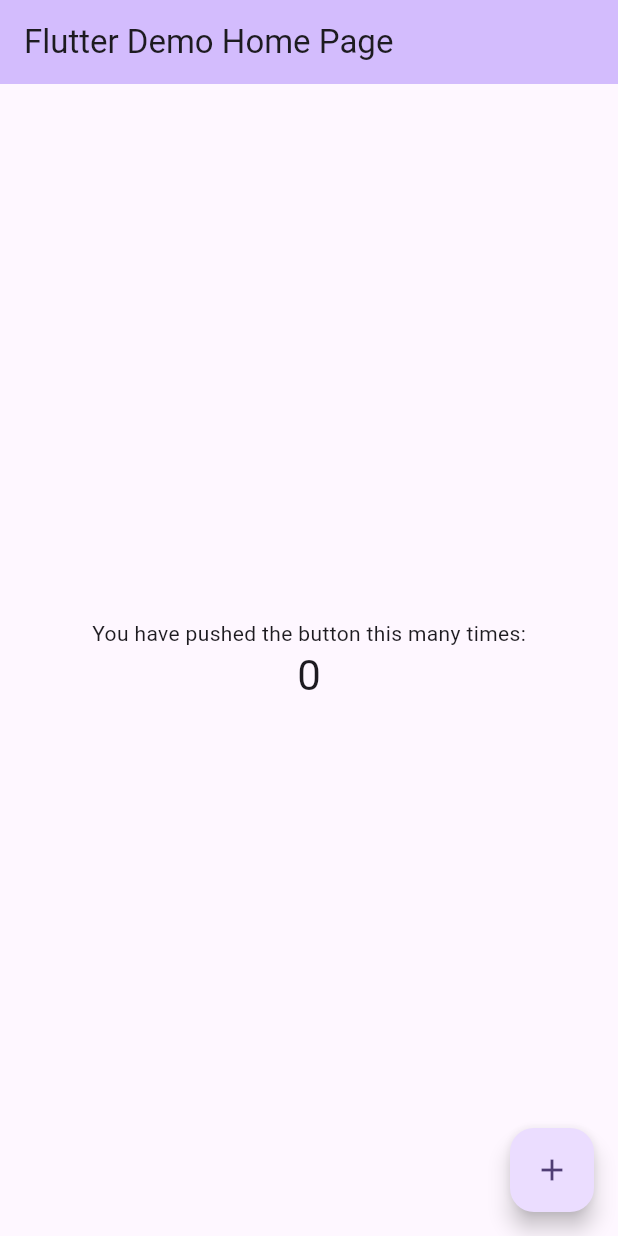
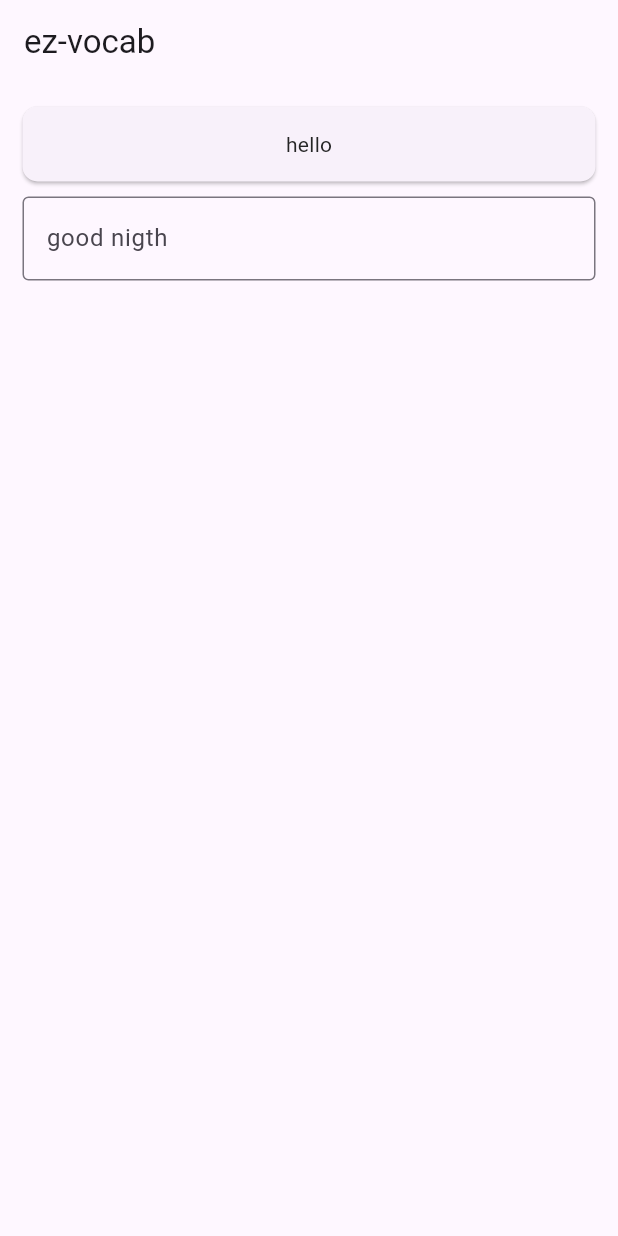
Before and after one commit to HamadaStudy/ez_vocab, a Flutter app: the screen it shows after launch, on a phone screen of 412 x 824 dp. Run offline on Flutter 3.47's test engine with Material 3 defaults, Android fonts, the light colour scheme and no system bars; Roboto replaces fonts that are missing (WorkSans).

Commit message:
custom_button, textfiled作成

```diff
--- /dev/null
+++ b/lib/commons.dart
@@ -0,0 +1,12 @@
+export 'package:flutter/material.dart';
+
+///List of all files used as helpers
+// export 'package:flutter_skeleton/constants.dart';
+// export 'package:ez_vocab/screens.dart';
+// export 'package:flutter_skeleton/utils/utils.dart';
+
+///List of all local files used for style
+export 'styles/colors.dart';
+export 'styles/sizes.dart';
+export 'styles/styles.dart';
+export 'styles/themes.dart';
--- /dev/null
+++ b/lib/features/auth/views/screens/login_screen.dart
@@ -0,0 +1,31 @@
+import 'package:ez_vocab/features/auth/views/widgets/auth_custom_button.dart';
+import 'package:ez_vocab/features/auth/views/widgets/auth_custom_text_field.dart';
+import 'package:ez_vocab/styles/sizes.dart';
+import 'package:flutter/material.dart';
+
+class LoginScreen extends StatefulWidget {
+  const LoginScreen({super.key});
+
+  @override
+  State<LoginScreen> createState() => _LoginScreenState();
+}
+
+class _LoginScreenState extends State<LoginScreen> {
+  @override
+  Widget build(BuildContext context) {
+    return Scaffold(
+      appBar: AppBar(title: Text('ez-vocab')),
+      body: Padding(
+        padding: kPadd15,
+        child: Center(
+          child: Column(
+            children: [
+              AuthCustomButton(text: 'hello', onPressed: () {}),
+              AuthCustomTextField(labelText: 'good nigth'),
+            ],
+          ),
+        ),
+      ),
+    );
+  }
+}
--- /dev/null
+++ b/lib/features/auth/views/widgets/auth_custom_button.dart
@@ -0,0 +1,27 @@
+import 'package:ez_vocab/commons.dart';
+
+class AuthCustomButton extends StatelessWidget {
+  final String text;
+  final VoidCallback onPressed;
+
+  const AuthCustomButton({
+    super.key,
+    required this.text,
+    required this.onPressed,
+  });
+
+  @override
+  Widget build(BuildContext context) {
+    return SizedBox(
+      width: double.infinity,
+      child: ElevatedButton(
+        onPressed: onPressed,
+        style: ElevatedButton.styleFrom(
+          padding: kPaddv15,
+          shape: RoundedRectangleBorder(borderRadius: kRadius10),
+        ),
+        child: Text(text, style: MyStyles.body2),
+      ),
+    );
+  }
+}
--- /dev/null
+++ b/lib/features/auth/views/widgets/auth_custom_text_field.dart
@@ -0,0 +1,35 @@
+import 'package:ez_vocab/commons.dart';
+
+class AuthCustomTextField extends StatelessWidget {
+  final String labelText;
+  final bool obscureText;
+  final TextInputType keyboardType;
+  final ValueChanged<String>? onChanged;
+  final TextEditingController? controller;
+
+  const AuthCustomTextField({
+    super.key,
+    required this.labelText,
+    this.obscureText = false,
+    this.keyboardType = TextInputType.text,
+    this.onChanged,
+    this.controller,
+  });
+
+  @override
+  Widget build(BuildContext context) {
+    return Padding(
+      padding: kPaddV10,
+      child: TextFormField(
+        controller: controller,
+        obscureText: obscureText,
+        keyboardType: keyboardType,
+        onChanged: onChanged,
+        decoration: InputDecoration(
+          labelText: labelText,
+          border: const OutlineInputBorder(),
+        ),
+      ),
+    );
+  }
+}
--- a/lib/main.dart
+++ b/lib/main.dart
@@ -1,3 +1,4 @@
+import 'package:ez_vocab/features/auth/views/screens/login_screen.dart';
 import 'package:flutter/material.dart';
 
 void main() {
@@ -13,110 +14,9 @@ class MyApp extends StatelessWidget {
     return MaterialApp(
       title: 'Flutter Demo',
       theme: ThemeData(
-        // This is the theme of your application.
-        //
-        // TRY THIS: Try running your application with "flutter run". You'll see
-        // the application has a purple toolbar. Then, without quitting the app,
-        // try changing the seedColor in the colorScheme below to Colors.green
-        // and then invoke "hot reload" (save your changes or press the "hot
-        // reload" button in a Flutter-supported IDE, or press "r" if you used
-        // the command line to start the app).
-        //
-        // Notice that the counter didn't reset back to zero; the application
-        // state is not lost during the reload. To reset the state, use hot
-        // restart instead.
-        //
-        // This works for code too, not just values: Most code changes can be
-        // tested with just a hot reload.
         colorScheme: ColorScheme.fromSeed(seedColor: Colors.deepPurple),
       ),
-      home: const MyHomePage(title: 'Flutter Demo Home Page'),
+      home: LoginScreen(),
     );
   }
 }
-
-class MyHomePage extends StatefulWidget {
-  const MyHomePage({super.key, required this.title});
-
-  // This widget is the home page of your application. It is stateful, meaning
-  // that it has a State object (defined below) that contains fields that affect
-  // how it looks.
-
-  // This class is the configuration for the state. It holds the values (in this
-  // case the title) provided by the parent (in this case the App widget) and
-  // used by the build method of the State. Fields in a Widget subclass are
-  // always marked "final".
-
-  final String title;
-
-  @override
-  State<MyHomePage> createState() => _MyHomePageState();
-}
-
-class _MyHomePageState extends State<MyHomePage> {
-  int _counter = 0;
-
-  void _incrementCounter() {
-    setState(() {
-      // This call to setState tells the Flutter framework that something has
-      // changed in this State, which causes it to rerun the build method below
-      // so that the display can reflect the updated values. If we changed
-      // _counter without calling setState(), then the build method would not be
-      // called again, and so nothing would appear to happen.
-      _counter++;
-    });
-  }
-
-  @override
-  Widget build(BuildContext context) {
-    // This method is rerun every time setState is called, for instance as done
-    // by the _incrementCounter method above.
-    //
-    // The Flutter framework has been optimized to make rerunning build methods
-    // fast, so that you can just rebuild anything that needs updating rather
-    // than having to individually change instances of widgets.
-    return Scaffold(
-      appBar: AppBar(
-        // TRY THIS: Try changing the color here to a specific color (to
-        // Colors.amber, perhaps?) and trigger a hot reload to see the AppBar
-        // change color while the other colors stay the same.
-        backgroundColor: Theme.of(context).colorScheme.inversePrimary,
-        // Here we take the value from the MyHomePage object that was created by
-        // the App.build method, and use it to set our appbar title.
-        title: Text(widget.title),
-      ),
-      body: Center(
-        // Center is a layout widget. It takes a single child and positions it
-        // in the middle of the parent.
-        child: Column(
-          // Column is also a layout widget. It takes a list of children and
-          // arranges them vertically. By default, it sizes itself to fit its
-          // children horizontally, and tries to be as tall as its parent.
-          //
-          // Column has various properties to control how it sizes itself and
-          // how it positions its children. Here we use mainAxisAlignment to
-          // center the children vertically; the main axis here is the vertical
-          // axis because Columns are vertical (the cross axis would be
-          // horizontal).
-          //
-          // TRY THIS: Invoke "debug painting" (choose the "Toggle Debug Paint"
-          // action in the IDE, or press "p" in the console), to see the
-          // wireframe for each widget.
-          mainAxisAlignment: MainAxisAlignment.center,
-          children: <Widget>[
-            const Text('You have pushed the button this many times:'),
-            Text(
-              '$_counter',
-              style: Theme.of(context).textTheme.headlineMedium,
-            ),
-          ],
-        ),
-      ),
-      floatingActionButton: FloatingActionButton(
-        onPressed: _incrementCounter,
-        tooltip: 'Increment',
-        child: const Icon(Icons.add),
-      ), // This trailing comma makes auto-formatting nicer for build methods.
-    );
-  }
-}
--- /dev/null
+++ b/lib/styles/colors.dart
@@ -0,0 +1,30 @@
+import 'package:flutter/material.dart';
+
+class MyColors {
+  static const appbarIconGrey = Color(0xffC7CFD9);
+  static const dark = Color(0xff1d1d26);
+  static const white = Color(0xffe9e9e9);
+  static const yellow = Color(0xfffdc23e);
+  static const trekBlue = Color(0xff00aeef);
+  static const trekBlueLight = Color(0xff84dafc);
+  static const blueLight = Color(0xFFAEEFFF);
+  static const greyDark = Color(0xff707070);
+  static const black = Color(0xff1f1f1f);
+  static const blackAlt = Color(0xff252525);
+  static const cloudyBlue = Color(
+    0xffc5cfda,
+  ); // this is replaced by darker grey to be more visible
+  static const whiteTwo = Color(0xffffffff);
+  static const greyLight = Color(0xffebebeb);
+  static const backgroundGrey = Color(0xFFF1F3F4);
+  static const paleGrey = Color(0xfff4f4fb);
+  static const grey = Color(0xffb3b3b3);
+  static const duckEggBlue = Color(0xffedf8fc);
+  static const red = Color(0xfff44336);
+  static const green = Color(0xff9ecd53);
+  static const pink = Color(0xfff4dbe6);
+  static const purple = Color(0xff3f4282);
+  static const orange = Color(0xfff78a2b);
+  static const yellowDark = Color(0xffF7B02B);
+  static const blueIce = Color(0xff85d4e0);
+}
--- /dev/null
+++ b/lib/styles/sizes.dart
@@ -0,0 +1,35 @@
+import 'package:flutter/material.dart';
+
+///Different sizes / gaps to be used around the app. Alternatively you can use Gap Package
+const kEmptyWidget = SizedBox.shrink();
+const kGap0 = SizedBox.square(dimension: 0);
+const kGap5 = SizedBox.square(dimension: 5);
+const kGap8 = SizedBox.square(dimension: 8);
+
+///Const of Paddings used around the app
+const kPadd2 = EdgeInsets.all(2);
+const kPadd6 = EdgeInsets.all(6);
+const kPadd10 = EdgeInsets.all(10);
+const kPadd15 = EdgeInsets.all(15);
+const kPadd0 = EdgeInsets.zero;
+const kPadd20 = EdgeInsets.all(20);
+const kPadd30 = EdgeInsets.all(30);
+const kPadd40 = EdgeInsets.all(40);
+const kPadd25 = EdgeInsets.all(25);
+const kPadd45 = EdgeInsets.all(45);
+const kPadd50 = EdgeInsets.all(50);
+const kPaddH25 = EdgeInsets.symmetric(horizontal: 25);
+const kPaddH6 = EdgeInsets.symmetric(horizontal: 6);
+const kPaddV10 = EdgeInsets.symmetric(vertical: 10);
+const kPaddv15 = EdgeInsets.symmetric(vertical: 15);
+
+///Const of Radius used around the app
+final kRadius0 = BorderRadius.circular(0);
+final kRadius10 = BorderRadius.circular(10);
+final kRadius15 = BorderRadius.circular(15);
+final kRadius30 = BorderRadius.circular(30);
+
+///Const of Sizes used around the app
+const kSizeH45 = Size(0, 45);
+const kSizeH50 = Size(0, 50);
+const kSizeH60 = Size(0, 60);
--- /dev/null
+++ b/lib/styles/styles.dart
@@ -0,0 +1,84 @@
+import 'package:ez_vocab/commons.dart';
+
+///Fonts used in the app. A const is used to avoid String typos
+class Font {
+  static const montserrat = 'Montserrat';
+}
+
+class MyStyles {
+  static const String fontName = 'WorkSans';
+
+  static const TextTheme textTheme = TextTheme(
+    headlineMedium: display1,
+    headlineSmall: headline,
+    titleLarge: title,
+    titleSmall: subtitle,
+    bodyMedium: body2,
+    bodyLarge: body1,
+    bodySmall: caption,
+  );
+
+  static const TextStyle display1 = TextStyle(
+    // h4 -> display1
+    fontFamily: fontName,
+    fontWeight: FontWeight.bold,
+    fontSize: 36,
+    letterSpacing: 0.4,
+    height: 0.9,
+    color: MyColors.black,
+  );
+
+  static const TextStyle headline = TextStyle(
+    // h5 -> headline
+    fontFamily: fontName,
+    fontWeight: FontWeight.bold,
+    fontSize: 24,
+    letterSpacing: 0.27,
+    color: MyColors.black,
+  );
+
+  static const TextStyle title = TextStyle(
+    // h6 -> title
+    fontFamily: fontName,
+    fontWeight: FontWeight.bold,
+    fontSize: 16,
+    letterSpacing: 0.18,
+    color: MyColors.black,
+  );
+
+  static const TextStyle subtitle = TextStyle(
+    // subtitle2 -> subtitle
+    fontFamily: fontName,
+    fontWeight: FontWeight.w400,
+    fontSize: 14,
+    letterSpacing: -0.04,
+    color: MyColors.blackAlt,
+  );
+
+  static const TextStyle body2 = TextStyle(
+    // body1 -> body2
+    fontFamily: fontName,
+    fontWeight: FontWeight.w400,
+    fontSize: 14,
+    letterSpacing: 0.2,
+    color: MyColors.blackAlt,
+  );
+
+  static const TextStyle body1 = TextStyle(
+    // body2 -> body1
+    fontFamily: fontName,
+    fontWeight: FontWeight.w400,
+    fontSize: 16,
+    letterSpacing: -0.05,
+    color: MyColors.blackAlt,
+  );
+
+  static const TextStyle caption = TextStyle(
+    // Caption -> caption
+    fontFamily: fontName,
+    fontWeight: FontWeight.w400,
+    fontSize: 12,
+    letterSpacing: 0.2,
+    color: MyColors.white, // was lightText
+  );
+}
--- /dev/null
+++ b/lib/styles/themes.dart
@@ -0,0 +1,10 @@
+import 'package:ez_vocab/commons.dart';
+
+ThemeData get lightTheme {
+  return ThemeData();
+}
+
+///Expand darkTheme to meet your needs
+ThemeData get darkTheme {
+  return ThemeData();
+}
```
Also changed, not shown: lib/route/app_router.dart (added), lib/utils/constants.dart (added), lib/utils/reslut.dart (added), 1 other file.
